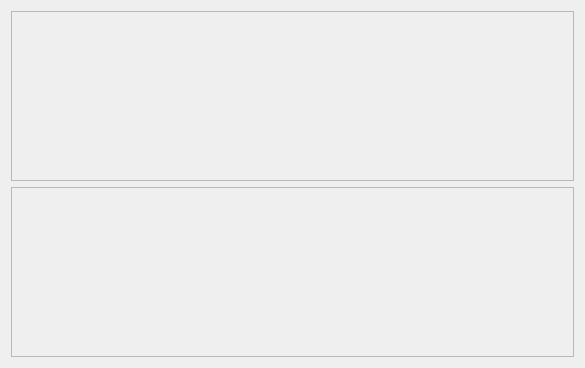
Above: PhysLabGui_v3.ui from knoahlr/physlab-calculator before the change. Below: the same form after it.
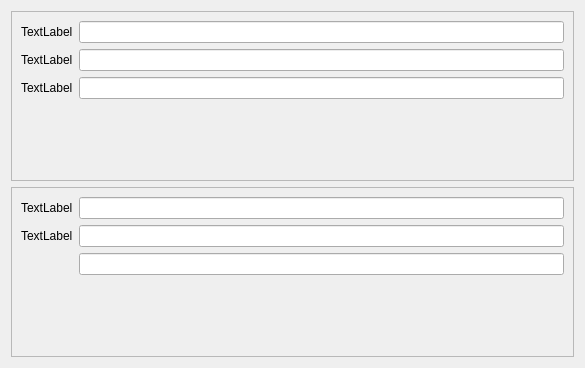
That is the form after the change.

```diff
--- a/PhysLabGui_v3.ui
+++ b/PhysLabGui_v3.ui
@@ -22,6 +22,38 @@
      <property name="frameShadow">
       <enum>QFrame::Raised</enum>
      </property>
+     <layout class="QFormLayout" name="formLayout">
+      <item row="0" column="0">
+       <widget class="QLabel" name="label_2">
+        <property name="text">
+         <string>TextLabel</string>
+        </property>
+       </widget>
+      </item>
+      <item row="1" column="0">
+       <widget class="QLabel" name="label_4">
+        <property name="text">
+         <string>TextLabel</string>
+        </property>
+       </widget>
+      </item>
+      <item row="2" column="0">
+       <widget class="QLabel" name="label_5">
+        <property name="text">
+         <string>TextLabel</string>
+        </property>
+       </widget>
+      </item>
+      <item row="0" column="1">
+       <widget class="QLineEdit" name="lineEdit_4"/>
+      </item>
+      <item row="1" column="1">
+       <widget class="QLineEdit" name="lineEdit_5"/>
+      </item>
+      <item row="2" column="1">
+       <widget class="QLineEdit" name="lineEdit_6"/>
+      </item>
+     </layout>
     </widget>
    </item>
    <item>
@@ -32,6 +64,31 @@
      <property name="frameShadow">
       <enum>QFrame::Raised</enum>
      </property>
+     <layout class="QFormLayout" name="formLayout_2">
+      <item row="0" column="1">
+       <widget class="QLineEdit" name="lineEdit_2"/>
+      </item>
+      <item row="1" column="0">
+       <widget class="QLabel" name="label_3">
+        <property name="text">
+         <string>TextLabel</string>
+        </property>
+       </widget>
+      </item>
+      <item row="1" column="1">
+       <widget class="QLineEdit" name="lineEdit"/>
+      </item>
+      <item row="2" column="1">
+       <widget class="QLineEdit" name="lineEdit_3"/>
+      </item>
+      <item row="0" column="0">
+       <widget class="QLabel" name="label">
+        <property name="text">
+         <string>TextLabel</string>
+        </property>
+       </widget>
+      </item>
+     </layout>
     </widget>
    </item>
   </layout>
```
